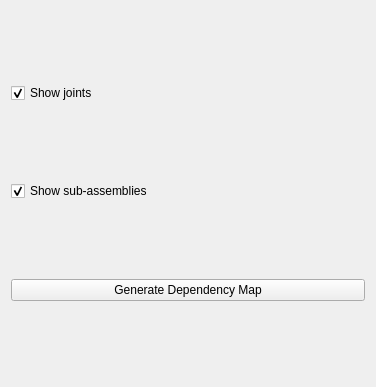
The window that src/Mod/Assembly/Gui/Resources/panels/TaskAssemblyCreateDependencyMap.ui (vletii/FreeCAD) describes before a commit, drawn with Qt 5.
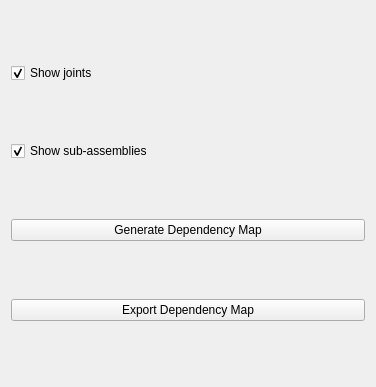
The same window after the commit. Custom widgets are drawn as their Qt base class.

Commit message: feat: export button

The edit to the form file:
```diff
--- a/src/Mod/Assembly/Gui/Resources/panels/TaskAssemblyCreateDependencyMap.ui
+++ b/src/Mod/Assembly/Gui/Resources/panels/TaskAssemblyCreateDependencyMap.ui
@@ -59,6 +59,13 @@
      </property>
     </widget>
    </item>
+   <item row="3" column="0">
+    <widget class="QPushButton" name="btnExport">
+     <property name="text">
+      <string>Export Dependency Map</string>
+     </property>
+    </widget>
+   </item>
   </layout>
  </widget>
  <customwidgets>
```
Left out of the diff: 4 changed lines with no effect on the pictures. The commit also changes 1 other file.
